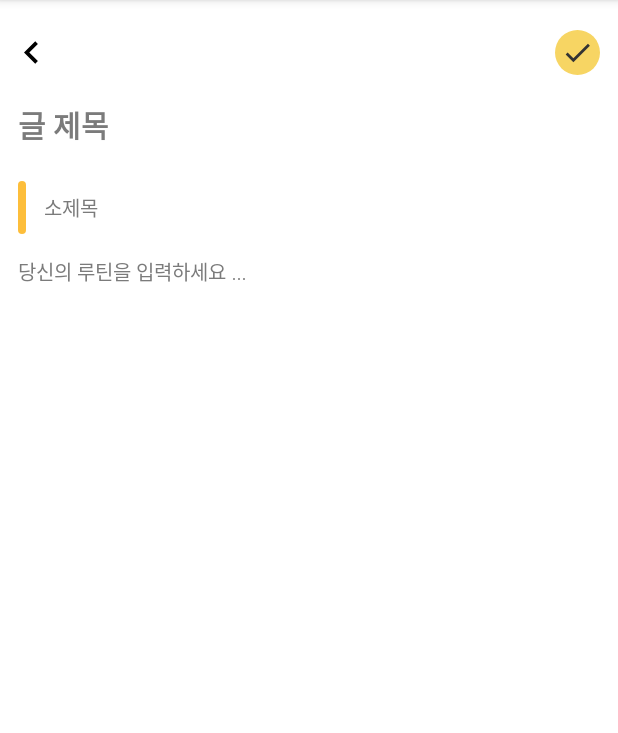
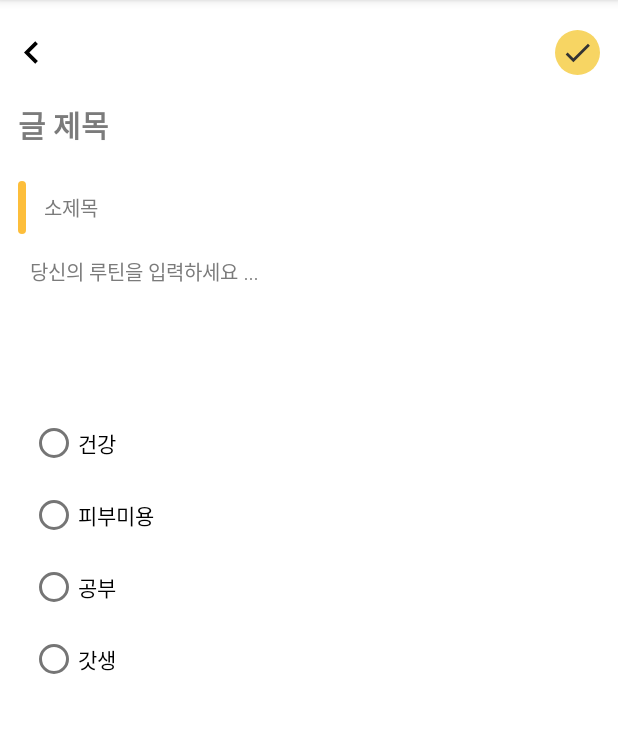
Before and after one commit to gangmanm/3-1-Mobile-Programming-Project, an Android app: the Post screen opened directly, with no data from a screen before it, on a phone screen of 412 x 824 dp, the part 84-817 px from its top. Run offline under Robolectric (Android 15) with nearby library versions, the light colour scheme and no system bars; our stand-ins replace Firebase (no records; nobody signed in at launch, a user with empty details on screens opened directly).

Commit message:
글 가져오기 , 테그 기능

```diff
--- a/app/src/main/AndroidManifest.xml
+++ b/app/src/main/AndroidManifest.xml
@@ -11,6 +11,9 @@
         android:roundIcon="@mipmap/ic_launcher_round"
         android:supportsRtl="true"
         android:theme="@style/Theme.PerpectDay">
+        <activity
+            android:name=".PostList"
+            android:exported="false" />
         <activity
             android:name=".Post"
             android:exported="false" />
--- a/app/src/main/java/com/example/perpectday/MainActivity.java
+++ b/app/src/main/java/com/example/perpectday/MainActivity.java
@@ -163,7 +163,7 @@ public class MainActivity extends AppCompatActivity {
     }
 
     public void openMainActivity() {
-        Intent intent = new Intent(this,Post.class);
+        Intent intent = new Intent(this,PostList.class);
         startActivity(intent);
     }
 
--- a/app/src/main/java/com/example/perpectday/Post.java
+++ b/app/src/main/java/com/example/perpectday/Post.java
@@ -1,7 +1,9 @@
 package com.example.perpectday;
 
+import androidx.appcompat.app.AlertDialog;
 import androidx.appcompat.app.AppCompatActivity;
 
+import android.content.DialogInterface;
 import android.media.Image;
 import android.os.Bundle;
 import android.provider.ContactsContract;
@@ -9,24 +11,38 @@ import android.util.Log;
 import android.view.View;
 import android.widget.EditText;
 import android.widget.ImageView;
+import android.widget.RadioButton;
+import android.widget.RadioGroup;
+import android.widget.TextView;
 import android.widget.Toast;
 
 import com.google.firebase.database.DatabaseReference;
 import com.google.firebase.database.FirebaseDatabase;
 import com.google.firebase.firestore.FirebaseFirestore;
 
+import java.util.Calendar;
+
 public class Post extends AppCompatActivity {
 EditText post_title,post_subtitle,post_content;
 NewPost newpost;
+private String[] tags = {"운동","다이어트","기업가","스킨케어"};
+private TextView mtags;
+private AlertDialog mtageSelected;
 FirebaseFirestore db = FirebaseFirestore.getInstance();
     @Override
     protected void onCreate(Bundle savedInstanceState) {
         super.onCreate(savedInstanceState);
         setContentView(R.layout.activity_post);
 
+        RadioGroup radtag = findViewById(R.id.tagGroup);
+        RadioButton health = findViewById(R.id.tag_health);
+        RadioButton godlife = findViewById(R.id.tag_godlife);
+        RadioButton skincare = findViewById(R.id.tag_skincare);
+        RadioButton study = findViewById(R.id.tag_study);
         post_title = (EditText)findViewById(R.id.inputNoteTitle);
         post_subtitle = (EditText)findViewById(R.id.inputNoteSubtitle);
         post_content = (EditText)findViewById(R.id.content);
+
 
         //Pring New Post Class
         newpost = new NewPost();
@@ -42,6 +58,7 @@ FirebaseFirestore db = FirebaseFirestore.getInstance();
         });
 
 
+
         EditText NoteTitle  = (EditText)findViewById(R.id.inputNoteTitle);
 
         ImageView imageSave = findViewById(R.id.imageSave);
@@ -50,6 +67,23 @@ FirebaseFirestore db = FirebaseFirestore.getInstance();
                newpost.setTitle(post_title.getText().toString());
                newpost.setSubtitle(post_subtitle.getText().toString());
                newpost.setContent(post_content.getText().toString());
+               newpost.setTime(Calendar.getInstance().getTime().toString());
+
+               String mytag="";
+               int radioId = radtag.getCheckedRadioButtonId();
+               if(health.getId()==radioId)
+                   mytag ="건강";
+               if(study.getId()==radioId)
+                   mytag="공부";
+               if(skincare.getId()==radioId)
+                    mytag="피부미용";
+               if(godlife.getId()==radioId)
+                    mytag="갓생살기";
+
+
+
+                newpost.setTag(mytag);
+
                 db.collection("NewPost")
                         .add(newpost);
 
--- a/app/src/main/res/layout/activity_post.xml
+++ b/app/src/main/res/layout/activity_post.xml
@@ -17,7 +17,8 @@
         <androidx.constraintlayout.widget.ConstraintLayout
             android:layout_width="match_parent"
             android:layout_height="wrap_content"
-            android:animateLayoutChanges="true">
+            android:animateLayoutChanges="true"
+            android:id="@+id/note">
 
             <ImageView
                 android:id="@+id/imageBack"
@@ -102,6 +103,7 @@
                 app:layout_constraintStart_toEndOf="@id/viewSubtitleIndicator"
                 app:layout_constraintTop_toBottomOf="@id/inputNoteTitle" />
 
+
             <View
                 android:id="@+id/viewSubtitleIndicator"
                 android:layout_width="5sp"
@@ -112,14 +114,14 @@
                 app:layout_constraintStart_toStartOf="parent"
                 app:layout_constraintTop_toTopOf="@id/inputNoteSubtitle" />
 
+
             <EditText
                 android:id="@+id/content"
                 android:layout_width="match_parent"
                 android:layout_height="wrap_content"
-                android:layout_marginStart="12dp"
                 android:layout_marginTop="15dp"
-                android:layout_marginEnd="12dp"
                 android:layout_marginBottom="12dp"
+                android:layout_marginLeft="20dp"
                 android:background="@null"
                 android:fontFamily="@font/ubuntu_medium"
                 android:gravity="top"
@@ -132,10 +134,50 @@
                 android:textColorHint="@color/colorTextHint"
                 android:textSize="13sp"
                 app:layout_constraintBottom_toBottomOf="parent"
-                app:layout_constraintTop_toBottomOf="@id/inputNoteSubtitle" />
+                app:layout_constraintTop_toBottomOf="@id/inputNoteSubtitle"
+                app:layout_constraintVertical_bias="0.0"
+                tools:layout_editor_absoluteX="57dp" />
 
+            <RadioGroup
+                android:layout_width="match_parent"
+                android:layout_height="wrap_content"
+                android:orientation="vertical"
+                android:layout_marginLeft="20dp"
+                android:id="@+id/tagGroup"
+                app:layout_constraintTop_toBottomOf="@+id/content">
+                <RadioButton
+                    android:id ="@+id/tag_health"
+                    android:layout_width="match_parent"
+                    android:layout_height="wrap_content"
+                    android:text="건강">
+
+                </RadioButton>
+                <RadioButton
+                    android:id ="@+id/tag_skincare"
+                    android:layout_width="match_parent"
+                    android:layout_height="wrap_content"
+                    android:text="피부미용">
+
+                </RadioButton>
+                <RadioButton
+                    android:id ="@+id/tag_study"
+                    android:layout_width="match_parent"
+                    android:layout_height="wrap_content"
+                    android:text="공부">
+
+                </RadioButton>
+                <RadioButton
+                    android:id ="@+id/tag_godlife"
+                    android:layout_width="match_parent"
+                    android:layout_height="wrap_content"
+                    android:text="갓생">
+
+                </RadioButton>
+
+            </RadioGroup>
 
         </androidx.constraintlayout.widget.ConstraintLayout>
+
     </ScrollView>
 
 </androidx.coordinatorlayout.widget.CoordinatorLayout>
```
Also changed, not shown: app/src/main/java/com/example/perpectday/NewPost.java (+15 -0 lines).
